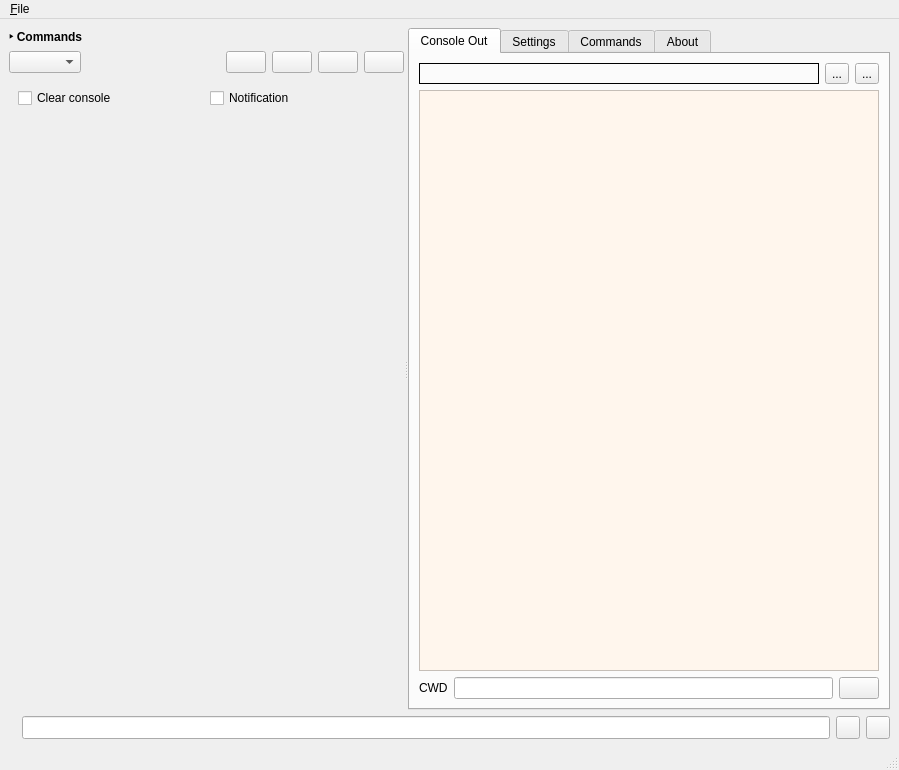
Old version of the form mainwindow.ui in the repository jplozf/Crush.
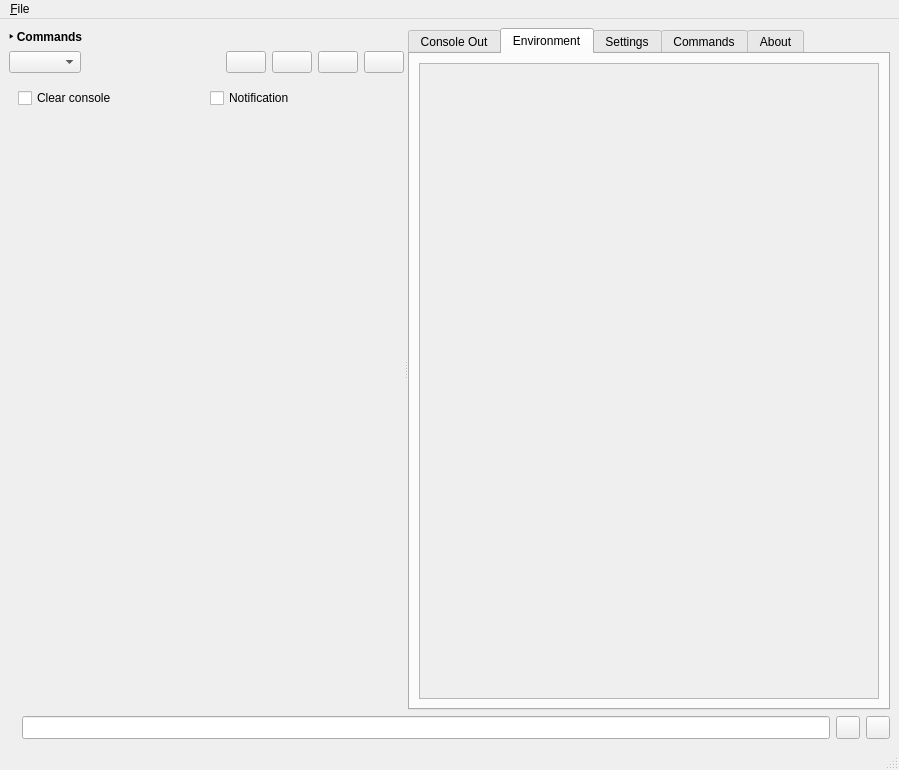
New version of the form. Icons and pictures are not drawn. Custom widgets are drawn as their Qt base class.

Commit message: commit before holidays

```diff
--- a/mainwindow.ui
+++ b/mainwindow.ui
@@ -189,7 +189,7 @@
         <item>
          <widget class="QTabWidget" name="tabWidget">
           <property name="currentIndex">
-           <number>0</number>
+           <number>1</number>
           </property>
           <widget class="QWidget" name="tabConsoleOut">
            <property name="cursor">
@@ -315,6 +315,34 @@
             </item>
            </layout>
           </widget>
+          <widget class="QWidget" name="tabEnvironment">
+           <attribute name="icon">
+            <iconset resource="Crush.qrc">
+             <normaloff>:/16x16/Bubble4.png</normaloff>:/16x16/Bubble4.png</iconset>
+           </attribute>
+           <attribute name="title">
+            <string>Environment</string>
+           </attribute>
+           <layout class="QGridLayout" name="gridLayout_3">
+            <item row="0" column="0">
+             <widget class="QScrollArea" name="scrollArea_3">
+              <property name="widgetResizable">
+               <bool>true</bool>
+              </property>
+              <widget class="QWidget" name="boxEnvironment">
+               <property name="geometry">
+                <rect>
+                 <x>0</x>
+                 <y>0</y>
+                 <width>465</width>
+                 <height>298</height>
+                </rect>
+               </property>
+              </widget>
+             </widget>
+            </item>
+           </layout>
+          </widget>
           <widget class="QWidget" name="tabSettings">
            <attribute name="icon">
             <iconset resource="Crush.qrc">
```
The commit also changes 2 other files.
